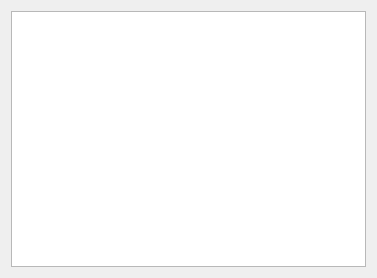
First picture: the form in src/frontends/qt4/ui/PreambleUi.ui, repository cburschka/lyx, before the edit.
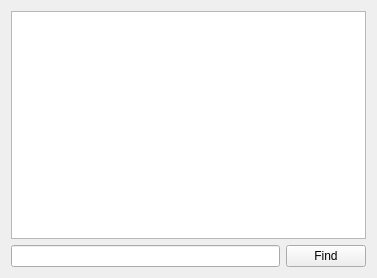
Second picture: the form after the edit.

Patch:
```diff
--- a/src/frontends/qt4/ui/PreambleUi.ui
+++ b/src/frontends/qt4/ui/PreambleUi.ui
@@ -19,9 +19,19 @@
    <property name="spacing" >
     <number>6</number>
    </property>
-   <item row="0" column="0" >
-    <widget class="QTextEdit" name="preambleTE" >
-     <property name="acceptRichText" >
+   <item row="1" column="0">
+    <widget class="QLineEdit" name="findLE"/>
+   </item>
+   <item row="1" column="1">
+    <widget class="QPushButton" name="findButtonPB">
+     <property name="text">
+      <string>Find</string>
+     </property>
+    </widget>
+   </item>
+   <item row="0" column="0" colspan="2">
+    <widget class="QTextEdit" name="preambleTE">
+     <property name="acceptRichText">
       <bool>false</bool>
      </property>
     </widget>
```
Left out of the diff: 26 changed lines with no effect on the pictures.
